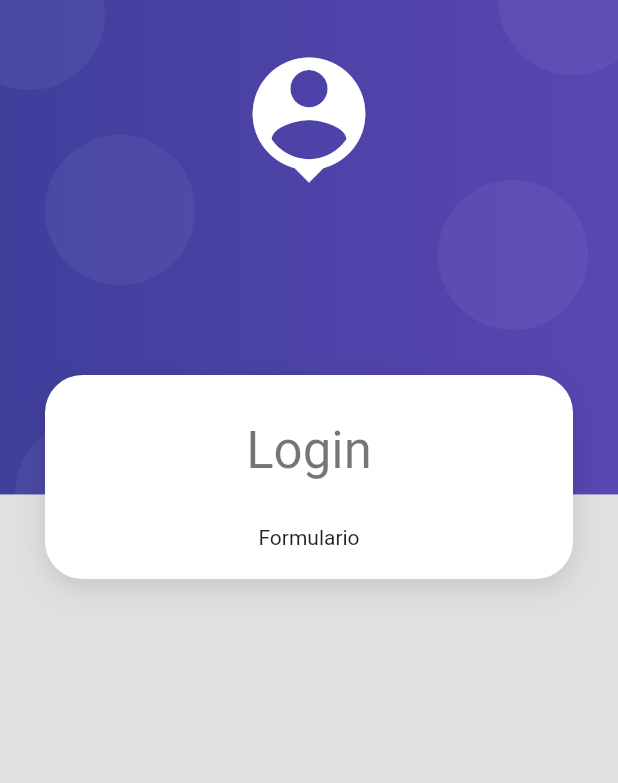
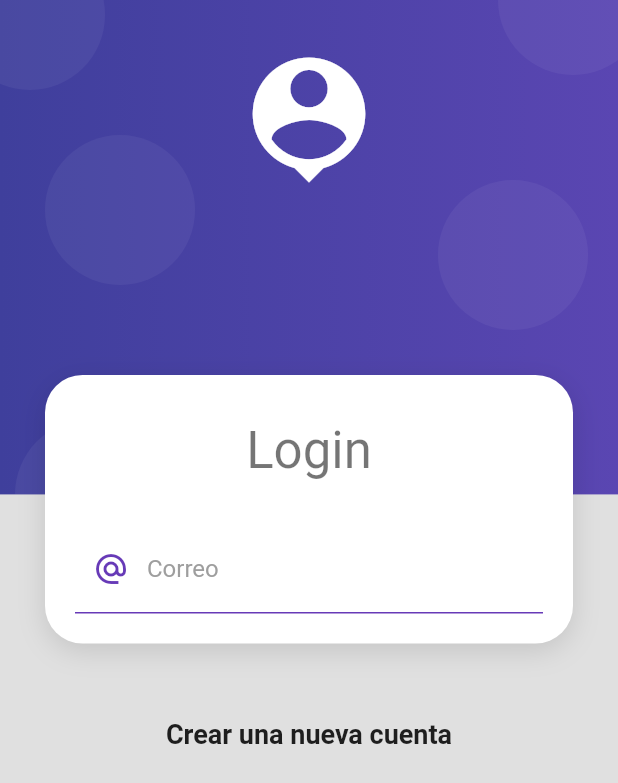
Before and after one commit to isamed92/form-validation-flutter, a Flutter app: the screen it shows after launch, on a phone screen of 412 x 824 dp. Shown: the top 783 px of the screen. Run offline on Flutter 3.47's test engine with Material 2 defaults, Android fonts, the phone set to English and light mode, and no system bars.

Commit message:
add login style form

```diff
--- a/lib/screens/login_screen.dart
+++ b/lib/screens/login_screen.dart
@@ -22,13 +22,51 @@ class LoginScreen extends StatelessWidget {
               'Login',
               style: Theme.of(context).textTheme.headline4,
             ),
-            SizedBox(
+            const SizedBox(
               height: 30,
             ),
-            Text('Formulario')
+            _LoginForm()
           ]),
+        ),
+        SizedBox(
+          height: 50,
+        ),
+        Text(
+          'Crear una nueva cuenta',
+          style: TextStyle(fontSize: 18, fontWeight: FontWeight.bold),
         )
       ]),
     )));
   }
 }
+
+class _LoginForm extends StatelessWidget {
+  const _LoginForm({Key? key}) : super(key: key);
+
+  @override
+  Widget build(BuildContext context) {
+    return Container(
+      child: Form(
+          child: Column(
+        children: [
+          TextFormField(
+            autocorrect: false,
+            keyboardType: TextInputType.emailAddress,
+            decoration: const InputDecoration(
+                enabledBorder: UnderlineInputBorder(
+                    borderSide: BorderSide(color: Colors.deepPurple)),
+                focusedBorder: UnderlineInputBorder(
+                    borderSide: BorderSide(color: Colors.deepPurple, width: 2)),
+                hintText: 'john.doe@email.com',
+                labelStyle: TextStyle(color: Colors.grey),
+                prefixIcon: Icon(
+                  Icons.alternate_email_sharp,
+                  color: Colors.deepPurple,
+                ),
+                labelText: 'Correo'),
+          )
+        ],
+      )),
+    );
+  }
+}
```
